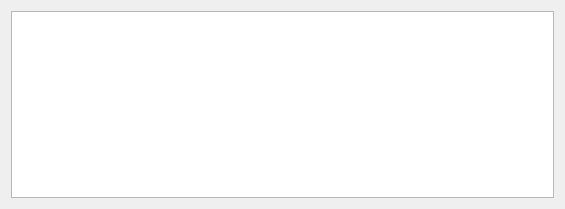
Old version of the form src/gui/treelogbase.ui in the repository KDE/partitionmanager.
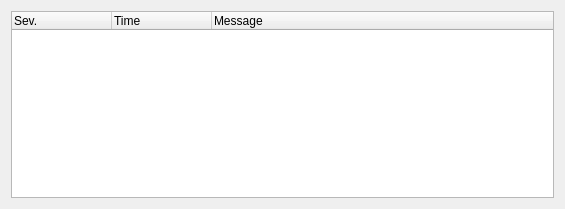
New version of the form.

What changed in the file:
```diff
--- a/src/gui/treelogbase.ui
+++ b/src/gui/treelogbase.ui
@@ -33,19 +33,30 @@
      <property name="wordWrap" >
       <bool>true</bool>
      </property>
-     <property name="headerHidden" >
-      <bool>true</bool>
+     <property name="headerHidden">
+      <bool>false</bool>
      </property>
      <property name="expandsOnDoubleClick" >
       <bool>false</bool>
      </property>
+     <attribute name="headerVisible">
+      <bool>true</bool>
+     </attribute>
+     <attribute name="headerVisible">
+      <bool>true</bool>
+     </attribute>
      <column>
-      <property name="text" >
+      <property name="text">
+       <string>Sev.</string>
+      </property>
+     </column>
+     <column>
+      <property name="text">
        <string>Time</string>
       </property>
      </column>
      <column>
-      <property name="text" >
+      <property name="text">
        <string>Message</string>
       </property>
      </column>
```
Left out of the diff: 30 changed lines with no effect on the pictures.
